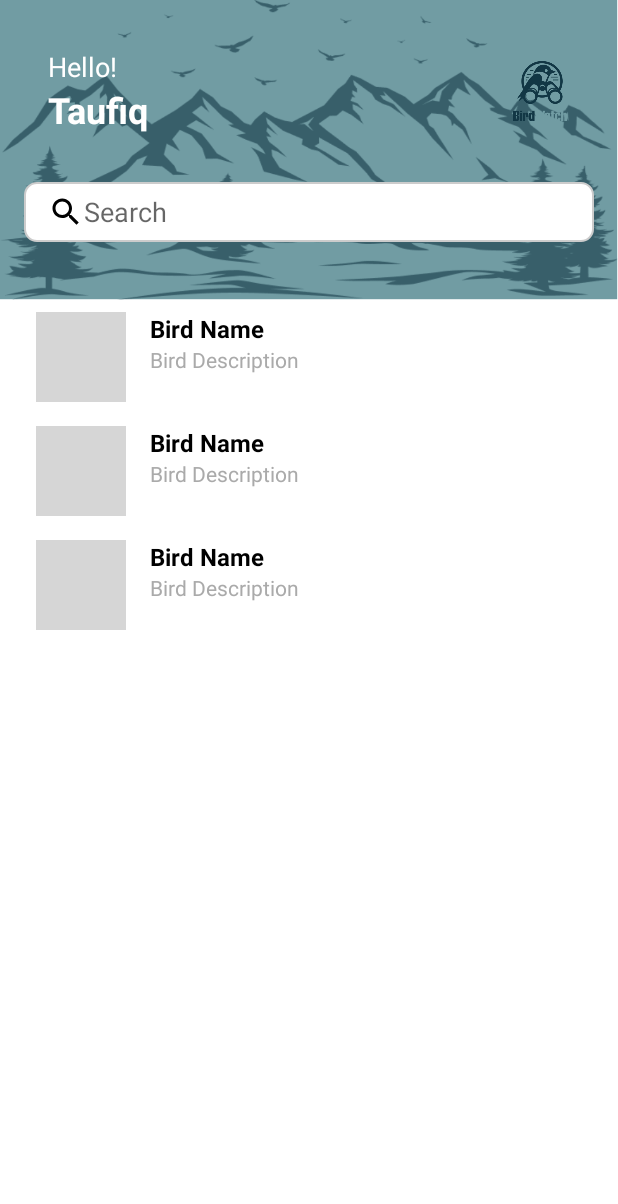
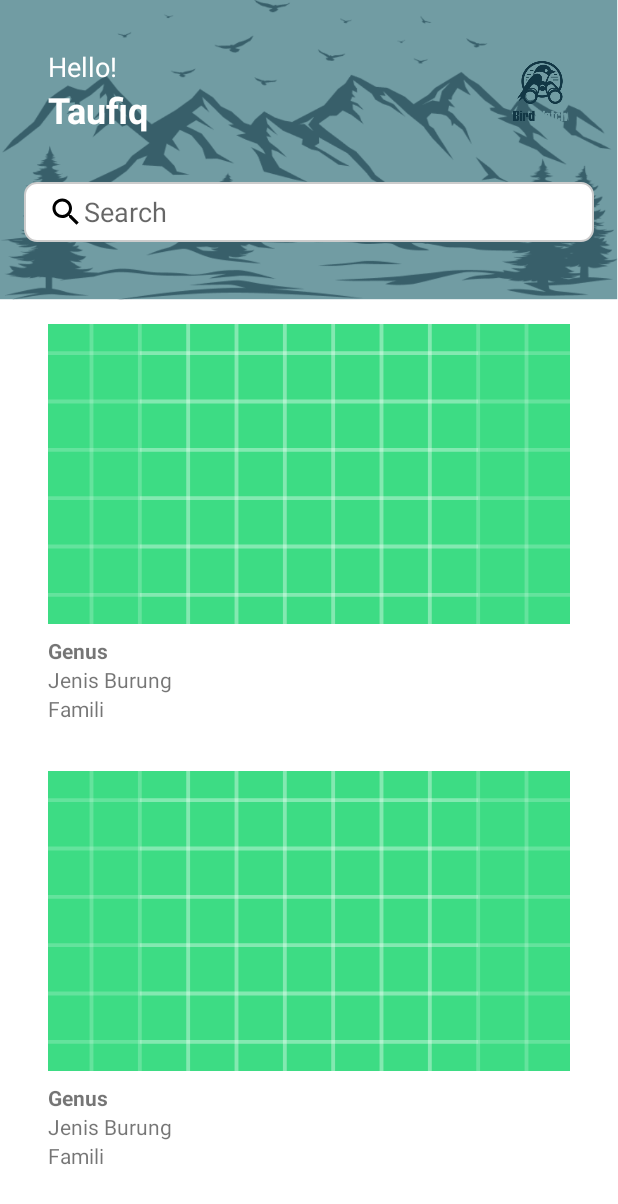
Before and after one commit to Casptone-BirdWatch/birdwatch-md, an Android app: the layout fragment_home.xml on its own in the app's theme, with its tools: preview values and no code run, on a phone screen of 412 x 824 dp. Shown: the top 1204 px of the screen. Run offline under Robolectric (Android 15) with nearby library versions, the phone set to English and light mode, and no system bars; network calls fail; grey boxes are pictures that could not be loaded.

Commit message:
add list bookmark

```diff
--- a/app/src/main/java/com/capstonebangkit/birdwatch/data/remote/retrofit/ApiService.kt
+++ b/app/src/main/java/com/capstonebangkit/birdwatch/data/remote/retrofit/ApiService.kt
@@ -2,6 +2,7 @@ package com.capstonebangkit.birdwatch.data.remote.retrofit
 
 import com.capstonebangkit.birdwatch.data.remote.request.AddBookmarkRequest
 import com.capstonebangkit.birdwatch.data.remote.response.AddBookmarkResponse
+import com.capstonebangkit.birdwatch.data.remote.response.BookmarkResponseItem
 import com.capstonebangkit.birdwatch.data.remote.response.PredictResponse
 import okhttp3.MultipartBody
 import retrofit2.Response
@@ -31,6 +32,9 @@ interface ApiService {
         @Path("bookmarkId") bookmarkId: String
     ): Response<Void>
 
+    @GET("bookmarks")
+    suspend fun getBookmarks(): Response<List<BookmarkResponseItem>>
+
     @GET("searchBirds")
     fun searchBirds(@Query("query") query: String): retrofit2.Call<List<PredictResponse>>
 }
--- a/app/src/main/java/com/capstonebangkit/birdwatch/view/login/LoginActivity.kt
+++ b/app/src/main/java/com/capstonebangkit/birdwatch/view/login/LoginActivity.kt
@@ -126,7 +126,6 @@ class LoginActivity : AppCompatActivity() {
         updateUI(currentUser)
     }
 
-
     companion object {
         private const val TAG = "LoginActivity"
     }
--- a/app/src/main/res/layout/fragment_home.xml
+++ b/app/src/main/res/layout/fragment_home.xml
@@ -66,8 +66,9 @@
             android:singleLine="true" />
     </LinearLayout>
 
+
     <androidx.recyclerview.widget.RecyclerView
-        android:id="@+id/recyclerView"
+        android:id="@+id/rvBookmarks"
         android:layout_width="match_parent"
         android:layout_height="0dp"
         android:layout_marginHorizontal="16dp"
@@ -75,6 +76,7 @@
         app:layout_constraintBottom_toBottomOf="parent"
         app:layout_constraintStart_toStartOf="parent"
         app:layout_constraintEnd_toEndOf="parent"
-        tools:listitem="@layout/item_bird" />
+        android:paddingBottom="16dp"
+        tools:listitem="@layout/item_bookmark"/>
 
 </androidx.constraintlayout.widget.ConstraintLayout>
--- /dev/null
+++ b/app/src/main/res/layout/item_bookmark.xml
@@ -0,0 +1,34 @@
+<?xml version="1.0" encoding="utf-8"?>
+<LinearLayout xmlns:android="http://schemas.android.com/apk/res/android"
+    android:layout_width="match_parent"
+    android:layout_height="wrap_content"
+    android:orientation="vertical"
+    android:padding="16dp">
+
+    <ImageView
+        android:id="@+id/ivBird"
+        android:layout_width="match_parent"
+        android:layout_height="200dp"
+        android:scaleType="centerCrop"
+        android:src="@drawable/ic_launcher_background" />
+
+    <TextView
+        android:id="@+id/tvGenus"
+        android:layout_width="wrap_content"
+        android:layout_height="wrap_content"
+        android:text="Genus"
+        android:textStyle="bold"
+        android:paddingTop="8dp" />
+
+    <TextView
+        android:id="@+id/tvBird"
+        android:layout_width="wrap_content"
+        android:layout_height="wrap_content"
+        android:text="Jenis Burung" />
+
+    <TextView
+        android:id="@+id/tvFamili"
+        android:layout_width="wrap_content"
+        android:layout_height="wrap_content"
+        android:text="Famili" />
+</LinearLayout>
```
Also changed, not shown: app/src/main/java/com/capstonebangkit/birdwatch/BookmarkAdapter.kt (added, +35 -0 lines), app/src/main/java/com/capstonebangkit/birdwatch/data/remote/response/BookmarkResponse.kt (added, +43 -0 lines), app/src/main/java/com/capstonebangkit/birdwatch/view/ui/home/HomeFragment.kt (+91 -43 lines), app/src/main/java/com/capstonebangkit/birdwatch/view/ui/home/HomeViewModel.kt (+26 -3 lines).
